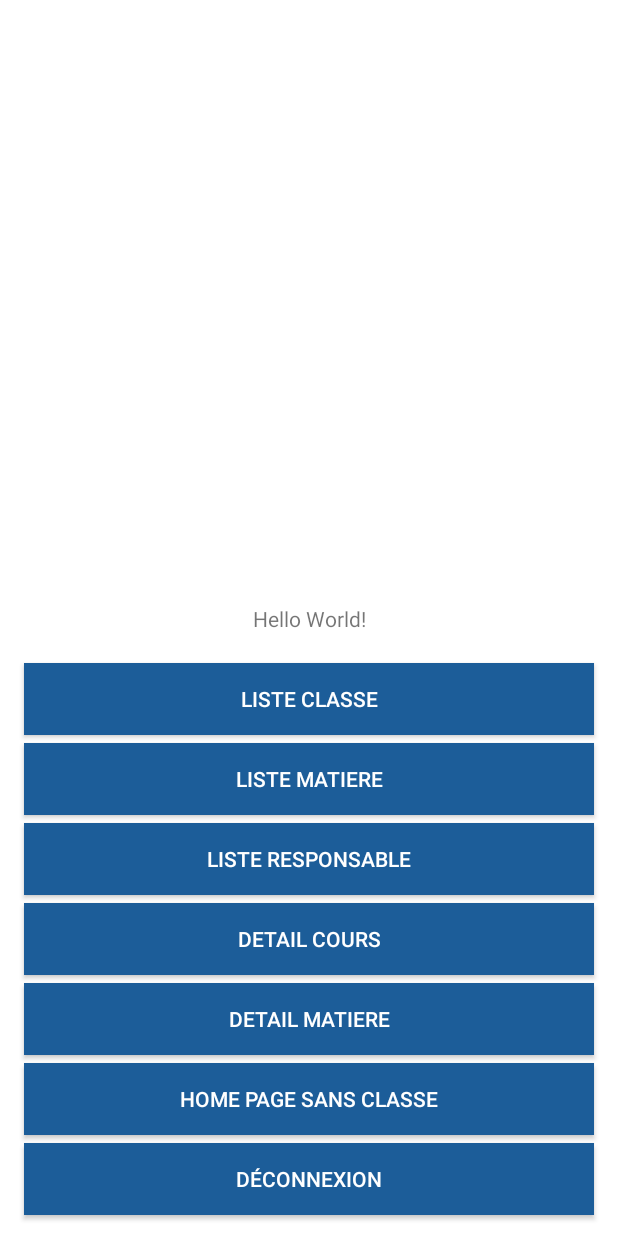
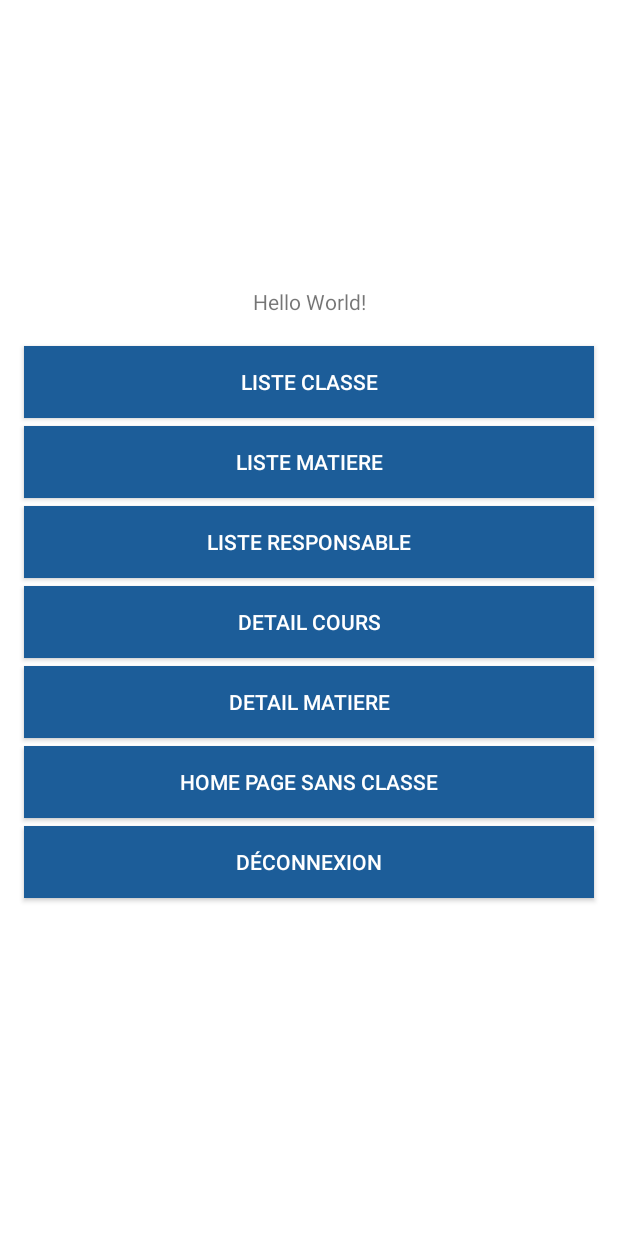
Before and after one commit to Rom2-ls/MyClass, an Android app: the MainActivity screen opened directly, with no data from a screen before it, on a phone screen of 412 x 824 dp. Run offline under Robolectric (Android 15) with nearby library versions, the phone set to English and light mode, and no system bars; our stand-ins replace Firebase (no records; nobody signed in at launch, a user with empty details on screens opened directly).

Commit message:
MODIFY layout, manually centered page buttons

```diff
--- a/app/src/main/res/layout/activity_main.xml
+++ b/app/src/main/res/layout/activity_main.xml
@@ -14,7 +14,8 @@
         app:layout_constraintBottom_toBottomOf="parent"
         app:layout_constraintEnd_toEndOf="parent"
         app:layout_constraintStart_toStartOf="parent"
-        app:layout_constraintTop_toTopOf="parent" />
+        app:layout_constraintTop_toTopOf="parent"
+        app:layout_constraintVertical_bias="0.238" />
 
     <androidx.appcompat.widget.AppCompatButton
         android:id="@+id/button"
```
